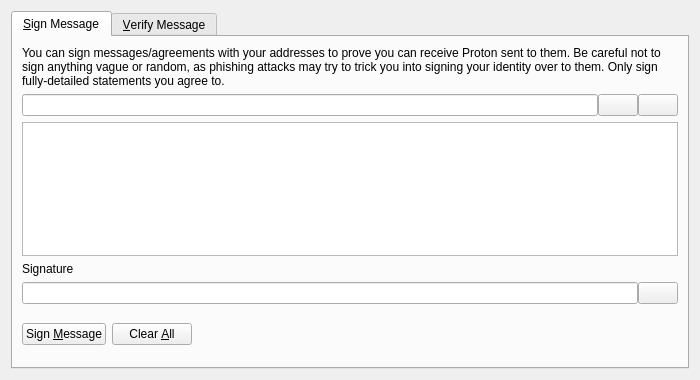
Before: the Qt Designer form src/qt/forms/signverifymessagedialog.ui in phaseproject/phase, drawn with Qt 5.
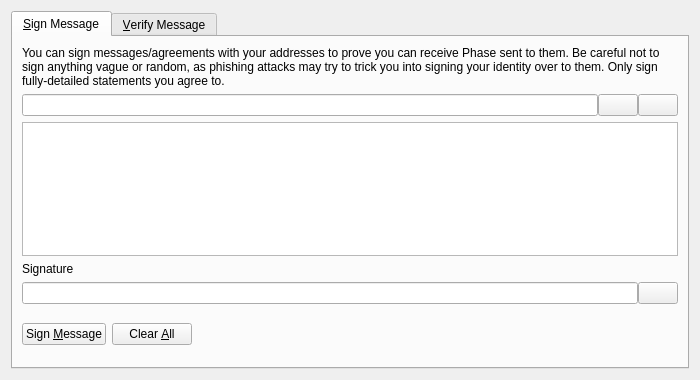
After: the same form once the commit is applied. Custom widgets are drawn as their Qt base class.

Patch:
```diff
--- a/src/qt/forms/signverifymessagedialog.ui
+++ b/src/qt/forms/signverifymessagedialog.ui
@@ -30,7 +30,7 @@
        <item>
         <widget class="QLabel" name="infoLabel_SM">
          <property name="text">
-          <string>You can sign messages/agreements with your addresses to prove you can receive Proton sent to them. Be careful not to sign anything vague or random, as phishing attacks may try to trick you into signing your identity over to them. Only sign fully-detailed statements you agree to.</string>
+          <string>You can sign messages/agreements with your addresses to prove you can receive Phase sent to them. Be careful not to sign anything vague or random, as phishing attacks may try to trick you into signing your identity over to them. Only sign fully-detailed statements you agree to.</string>
          </property>
          <property name="textFormat">
           <enum>Qt::PlainText</enum>
```
Left out of the diff: 8 changed lines with no effect on the pictures.
